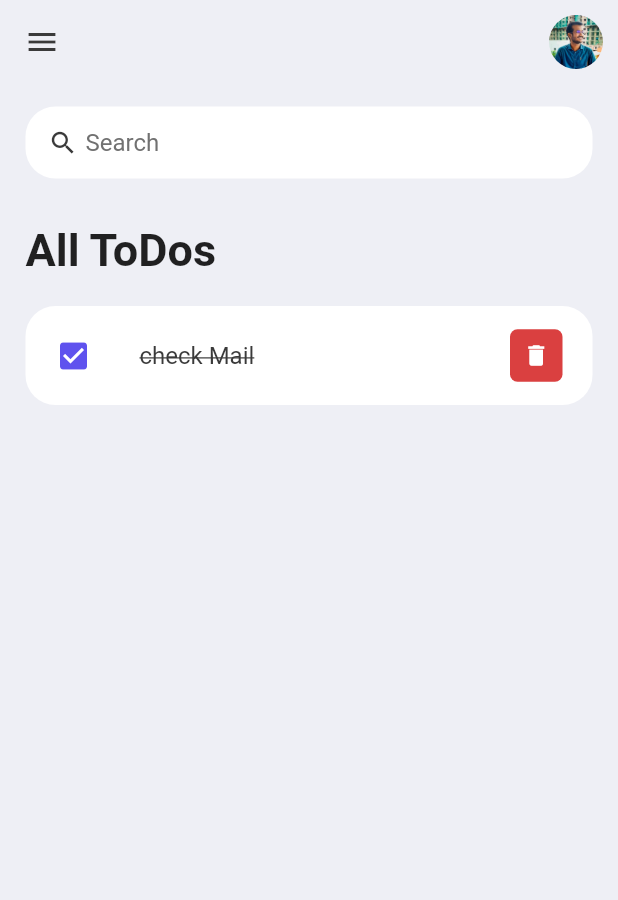
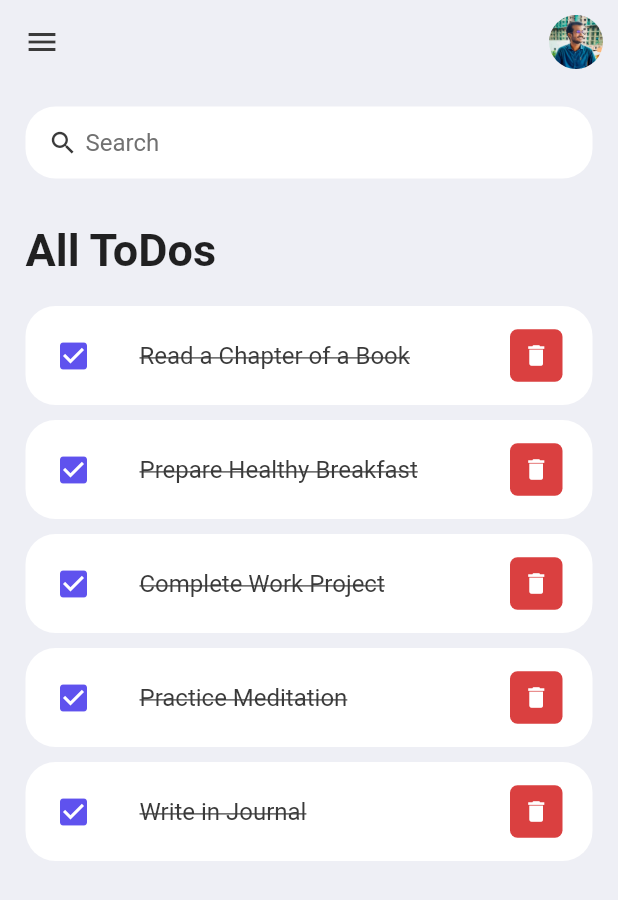
Before and after one commit to Ridoy-paul/flutter-todo-app, a Flutter app: the screen it shows after launch, on a phone screen of 412 x 824 dp. Shown: the top 900 px of the screen. Run offline on Flutter 3.47's test engine with Material 2 defaults, Android fonts, the phone set to English and light mode, and no system bars.

Commit message:
todo updated

```diff
--- /dev/null
+++ b/lib/model/todo.dart
@@ -0,0 +1,23 @@
+class ToDo {
+  String? id;
+  String? todoText;
+  bool isDone;
+
+  ToDo({
+    required this.id,
+    required this.todoText,
+    this.isDone = false,
+  });
+
+  static List<ToDo> todoList() {
+    return [
+      ToDo(id: '02', todoText: "Read a Chapter of a Book", isDone: false),
+      ToDo(id: '03', todoText: "Prepare Healthy Breakfast", isDone: false),
+      ToDo(id: '04', todoText: "Complete Work Project", isDone: false),
+      ToDo(id: '05', todoText: "Practice Meditation", isDone: false),
+      ToDo(id: '06', todoText: "Write in Journal", isDone: false)
+    ];
+  }
+
+
+}
--- a/lib/screens/home.dart
+++ b/lib/screens/home.dart
@@ -1,9 +1,12 @@
 import 'package:flutter/material.dart';
 import '../widgets/todo_item.dart';
 import '../constants/colors.dart';
+import '../model/todo.dart';
 
 class HomeScreen extends StatelessWidget {
-  const HomeScreen({super.key});
+  HomeScreen({super.key});
+
+  final todoList = ToDo.todoList();
 
   @override
   Widget build(BuildContext context) {
@@ -30,7 +33,9 @@ class HomeScreen extends StatelessWidget {
                         ),
                       ),
                     ),
-                    ToDoItem(),
+                    for(ToDo todo in todoList)
+                      ToDoItem(todo: todo,),
+
                   ],
                 ),
               )
--- a/lib/widgets/todo_item.dart
+++ b/lib/widgets/todo_item.dart
@@ -1,13 +1,16 @@
 import 'package:flutter/material.dart';
+import '../model/todo.dart';
 import '../constants/colors.dart';
 
+
 class ToDoItem extends StatelessWidget {
-  ToDoItem({super.key});
+  final ToDo todo;
+  const ToDoItem({Key? key, required this.todo}) : super(key:key);
 
   @override
   Widget build(BuildContext context) {
     return Container(
-      child: Container(
+      margin: EdgeInsets.only(bottom: 10),
       child: ListTile(
         onTap: () {
           print("List Checked");
@@ -22,7 +25,7 @@ class ToDoItem extends StatelessWidget {
           color: tdBlue,
         ),
         title: Text(
-            "check Mail",
+          '${todo.todoText}',
           style: TextStyle(
             fontSize: 16,
             color: tdBlack,
@@ -48,7 +51,6 @@ class ToDoItem extends StatelessWidget {
           ),
         ),
       ),
-      ),
     );
   }
 }
```
Lines whose indentation alone changed are shown as unchanged.
